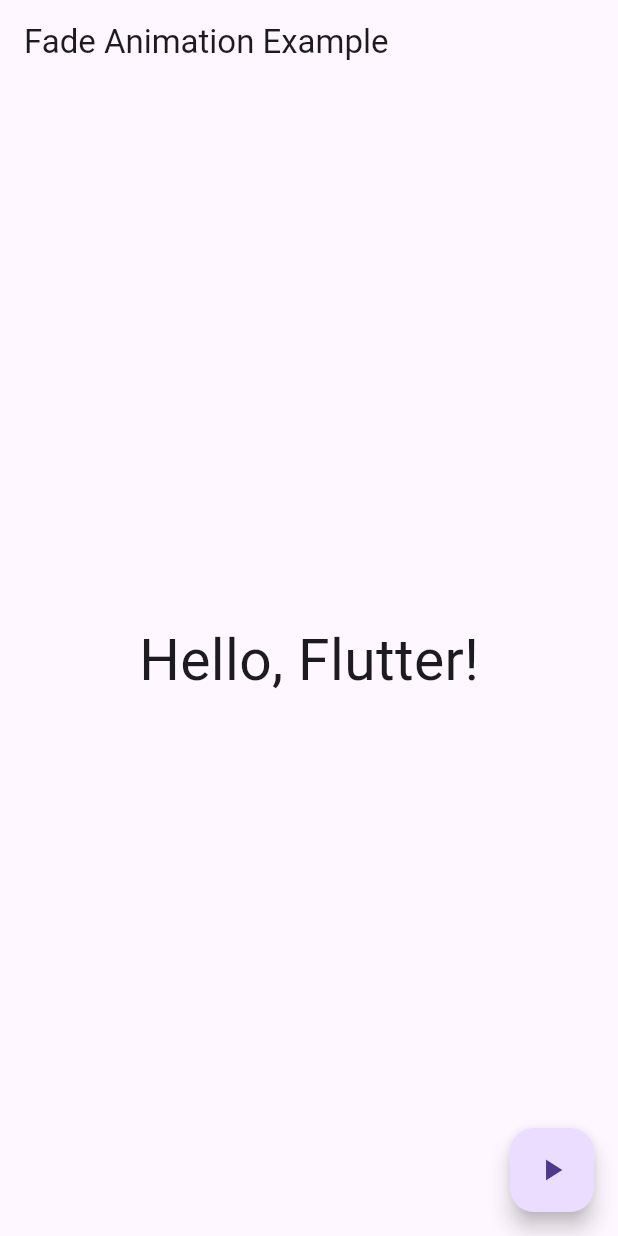
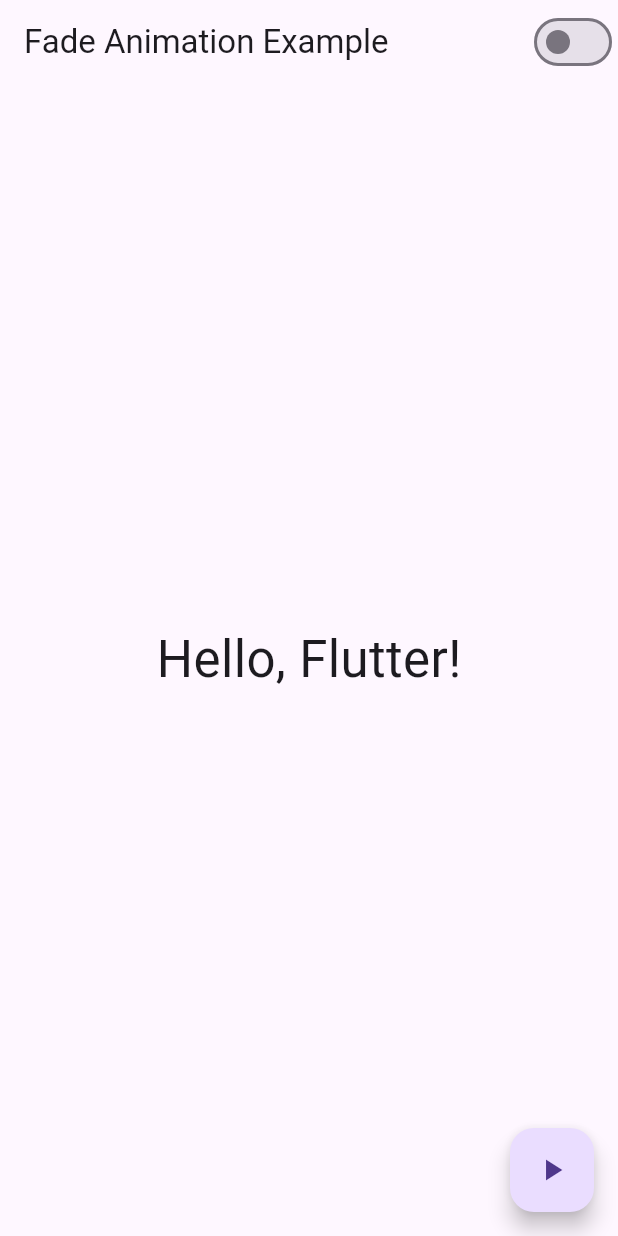
Before and after one commit to Sharmake-gif/fading_text, a Flutter app: the screen it shows after launch, on a phone screen of 412 x 824 dp. Run offline on Flutter 3.47's test engine with Material 3 defaults, Android fonts, the phone set to English and light mode, and no system bars.

```diff
--- a/lib/main.dart
+++ b/lib/main.dart
@@ -20,10 +20,17 @@ class FadeTextWidget extends StatefulWidget {
 
 class _FadeTextWidgetState extends State<FadeTextWidget> {
   bool _visible = true;
+  bool _showFrame = false;
 
   void _toggleFade() {
     setState(() {
       _visible = !_visible;
+    });
+  }
+
+  void _toggleFrame(bool value) {
+    setState(() {
+      _showFrame = value;
     });
   }
 
@@ -32,15 +39,43 @@ class _FadeTextWidgetState extends State<FadeTextWidget> {
     return Scaffold(
       appBar: AppBar(
         title: const Text('Fade Animation Example'),
+        actions: [
+          Switch(
+            value: _showFrame,
+            onChanged: _toggleFrame,
+          ),
+        ],
       ),
       body: Center(
+        child: Visibility(
+          visible: _visible,
+          child: Column(
+            mainAxisAlignment: MainAxisAlignment.center,
+            children: [
+              GestureDetector(
+                onTap: _toggleFade,
                 child: AnimatedOpacity(
                   opacity: _visible ? 1.0 : 0.0,
                   duration: const Duration(seconds: 1),
                   curve: Curves.easeInOut,
+                  child: Container(
+                    padding: const EdgeInsets.all(8.0),
+                    decoration: _showFrame
+                        ? BoxDecoration(
+                            border: Border.all(
+                              color: Colors.blue,
+                              width: 2,
+                            ),
+                          )
+                        : null,
                     child: const Text(
                       'Hello, Flutter!',
-            style: TextStyle(fontSize: 38),
+                      style: TextStyle(fontSize: 34),
+                    ),
+                  ),
+                ),
+              ),
+            ],
           ),
         ),
       ),
```
Lines whose indentation alone changed are shown as unchanged.
